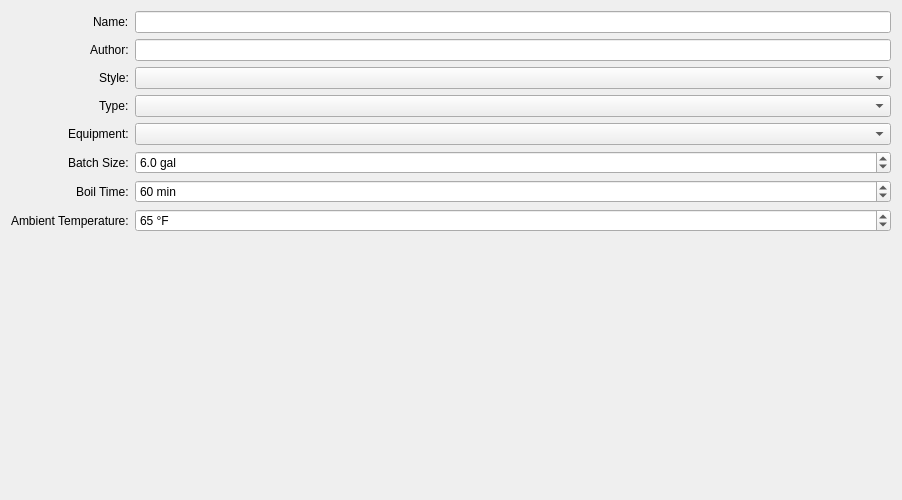
The window that GUI/Design/TabRecipe.ui (jwjulien/alphabrew) describes before a commit, drawn with Qt 5.
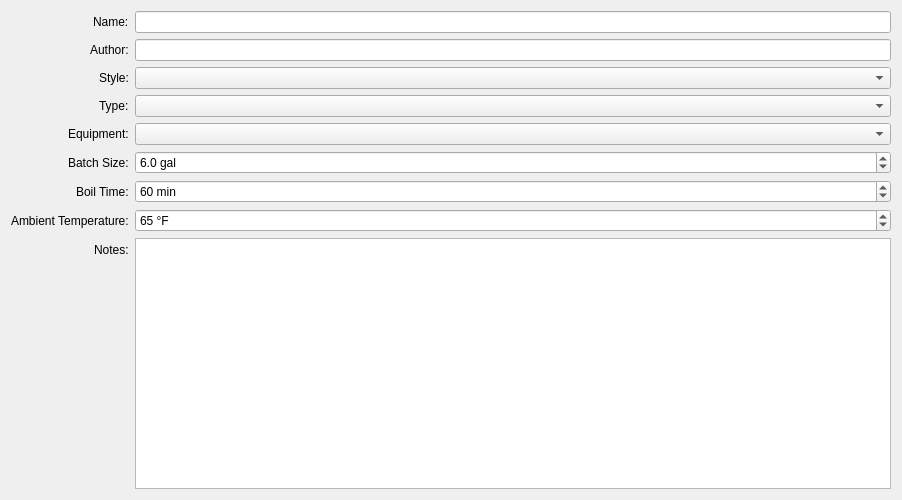
The same window after the commit.

What changed in the file:
```diff
--- a/GUI/Design/TabRecipe.ui
+++ b/GUI/Design/TabRecipe.ui
@@ -146,6 +146,16 @@
      </property>
     </widget>
    </item>
+   <item row="8" column="0">
+    <widget class="QLabel" name="lbl_notes">
+     <property name="text">
+      <string>Notes:</string>
+     </property>
+    </widget>
+   </item>
+   <item row="8" column="1">
+    <widget class="QPlainTextEdit" name="notes"/>
+   </item>
   </layout>
  </widget>
  <resources/>
```
